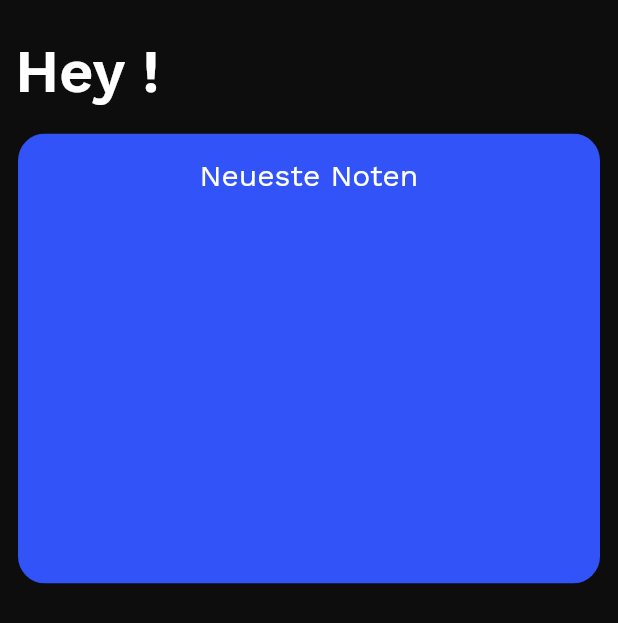
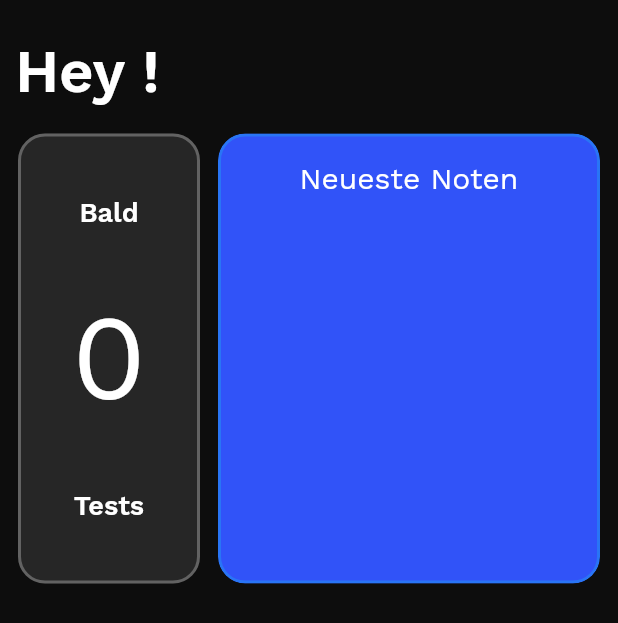
Before and after one commit to thilojaeggi/notely, a Flutter app: the StartPage widget shown alone on an empty page, opened directly, on a phone screen of 412 x 824 dp. Shown: the top 623 px of the screen. Run offline on Flutter 3.47's test engine with Material 2 defaults, Android fonts, the phone set to English and light mode, and no system bars; our stand-ins replace auto_size_text, date_picker_timeline, device_info_plus, dropdown_button2, fl_chart, flutter_secure_storage and 5 more; missing offline and left inert: day_night_switcher, fl_toast, flutter_inappwebview; accounts and stored records are empty; network calls fail; statements that could not run were skipped.

Commit message:
Get exams and count

```diff
--- a/lib/pages/start_page.dart
+++ b/lib/pages/start_page.dart
@@ -4,6 +4,9 @@ import 'dart:io';
 import 'package:auto_size_text/auto_size_text.dart';
 import 'package:flutter/material.dart';
 import 'package:http/http.dart' as http;
+import 'package:intl/intl.dart';
+import 'package:notely/Models/Exam.dart';
+import 'package:notely/pages/exams_page.dart';
 import 'package:shared_preferences/shared_preferences.dart';
 import 'package:flutter_secure_storage/flutter_secure_storage.dart';
 
@@ -88,7 +91,6 @@ class _StartPageState extends State<StartPage> {
       await http.get(Uri.parse(url), headers: {
         'Authorization': 'Bearer ' + Globals.accessToken,
       }).then((response) {
-        print(response.body);
         if (mounted) {
           setState(() {
             Globals.globalGradeList = (json.decode(response.body) as List)
@@ -102,12 +104,57 @@ class _StartPageState extends State<StartPage> {
     }
   }
 
+  Future<void> getExams() async {
+    final prefs = await SharedPreferences.getInstance();
+    String school = await prefs.getString("school") ?? "ksso";
+    String url =
+        Globals.apiBase + school.toLowerCase() + "/rest/v1" + "/me/exams";
+
+    int newExamCount = 0;
+    List<Exam> newExamsList = List.empty(growable: true);
+    try {
+      await http.get(Uri.parse(url), headers: {
+        'Authorization': 'Bearer ' + Globals.accessToken,
+      }).then((response) {
+        final data = jsonDecode(response.body);
+        for (Map<String, dynamic> i in data) {
+          DateTime tempDate =
+              new DateFormat("yyyy-MM-dd").parse(i["startDate"]);
+          if (tempDate.isAfter(DateTime.now())) {
+            print(Exam.fromJson(i).startDate);
+            newExamsList.add(Exam.fromJson(i));
+            if (tempDate
+                .isBefore(DateTime.now().add(const Duration(days: 14)))) {
+              if (mounted) {
+                setState(() {
+                  newExamCount++;
+                });
+              }
+            }
+          }
+        }
+        newExamsList.sort((a, b) {
+          return DateTime.parse(a.startDate ?? "")
+              .compareTo(DateTime.parse(b.startDate ?? ""));
+        });
+        setState(() {
+          Globals.upcomingExams = newExamCount;
+          Globals.globalExamsList = newExamsList;
+        });
+      });
+    } catch (e) {
+      print(e.toString());
+    }
+  }
+
   @override
   initState() {
     super.initState();
     getExistingValues();
     getMe();
     getGrades();
+    getExams();
+    print(Globals.globalExamsList.length.toString());
   }
 
   @override
@@ -150,7 +197,6 @@ class _StartPageState extends State<StartPage> {
                     child: Row(
                       crossAxisAlignment: CrossAxisAlignment.stretch,
                       children: [
-                        /*
                         Expanded(
                           flex: 2,
                           child: Column(
@@ -159,13 +205,27 @@ class _StartPageState extends State<StartPage> {
                               Expanded(
                                 child: Padding(
                                   padding: const EdgeInsets.all(6.0),
-
+                                  child: InkWell(
+                                    onTap: () {
+                                      showModalBottomSheet(
+                                          context: context,
+                                          isScrollControlled: true,
+                                          backgroundColor: Colors.transparent,
+                                          builder: (context) => ExamsPage());
+                                    },
+                                    customBorder: RoundedRectangleBorder(
+                                      borderRadius: BorderRadius.circular(18.0),
+                                    ),
                                     child: Container(
                                       height: 150,
                                       decoration: BoxDecoration(
                                         color: Colors.white10,
+                                        border: Border.all(
+                                            color: Colors.grey.withOpacity(0.5),
+                                            width: 2.0),
                                         borderRadius: BorderRadius.all(
-                                            Radius.circular(18.0))),
+                                            Radius.circular(18.0)),
+                                      ),
                                       child: Column(
                                           mainAxisAlignment:
                                               MainAxisAlignment.center,
@@ -174,19 +234,19 @@ class _StartPageState extends State<StartPage> {
                                             Text(
                                               "Bald",
                                               style: TextStyle(
-                                                fontSize: 15.0,
+                                                  fontSize: 18.0,
                                                   fontWeight: FontWeight.w600),
                                             ),
                                             Spacer(),
                                             Text(
-                                            "4",
+                                              Globals.upcomingExams.toString(),
                                               style: TextStyle(fontSize: 80.0),
                                             ),
                                             Spacer(),
                                             Text(
                                               "Tests",
                                               style: TextStyle(
-                                                fontSize: 16.0,
+                                                  fontSize: 18.0,
                                                   fontWeight: FontWeight.w600),
                                             ),
                                             Spacer(),
@@ -194,6 +254,7 @@ class _StartPageState extends State<StartPage> {
                                     ),
                                   ),
                                 ),
+                              ), /*
                               Expanded(
                                 child: Padding(
                                   padding: const EdgeInsets.all(6.0),
@@ -226,10 +287,10 @@ class _StartPageState extends State<StartPage> {
                                         ]),
                                   ),
                                 ),
-                              ),
+                              ),*/
                             ],
                           ),
-                        ),*/
+                        ),
                         Expanded(
                           flex: 4,
                           child: Padding(
@@ -237,15 +298,24 @@ class _StartPageState extends State<StartPage> {
                             child: ClipRRect(
                               borderRadius: BorderRadius.circular(18.0),
                               child: Container(
+                                height: 300,
+                                decoration: BoxDecoration(
                                   color: Color.fromARGB(255, 49, 83, 248),
-                                height: 300,
+                                  borderRadius: BorderRadius.circular(18.0),
+                                  border: Border.all(
+                                      color: Colors.blue.withOpacity(0.5),
+                                      width: 2.0),
+                                ),
                                 child: Column(children: [
                                   SizedBox(
                                     height: 16.0,
                                   ),
                                   Text(
                                     "Neueste Noten",
-                                    style: TextStyle(fontSize: 20.0),
+                                    style: TextStyle(
+                                      fontSize: 20.0,
+                                      color: Colors.white,
+                                    ),
                                   ),
                                   Expanded(
                                     child: ListView.builder(
@@ -305,6 +375,7 @@ class _StartPageState extends State<StartPage> {
                                                             .toString(),
                                                     style: TextStyle(
                                                         fontSize: 16,
+                                                        color: Colors.white,
                                                         fontWeight:
                                                             FontWeight.w400),
                                                   ),
@@ -314,8 +385,10 @@ class _StartPageState extends State<StartPage> {
                                                   Globals.globalGradeList[index]
                                                       .title
                                                       .toString(),
-                                                  style:
-                                                      TextStyle(fontSize: 15),
+                                                  style: TextStyle(
+                                                    fontSize: 15,
+                                                    color: Colors.white,
+                                                  ),
                                                   maxLines: 1,
                                                   overflow:
                                                       TextOverflow.ellipsis,
```
Lines whose indentation alone changed are shown as unchanged.
